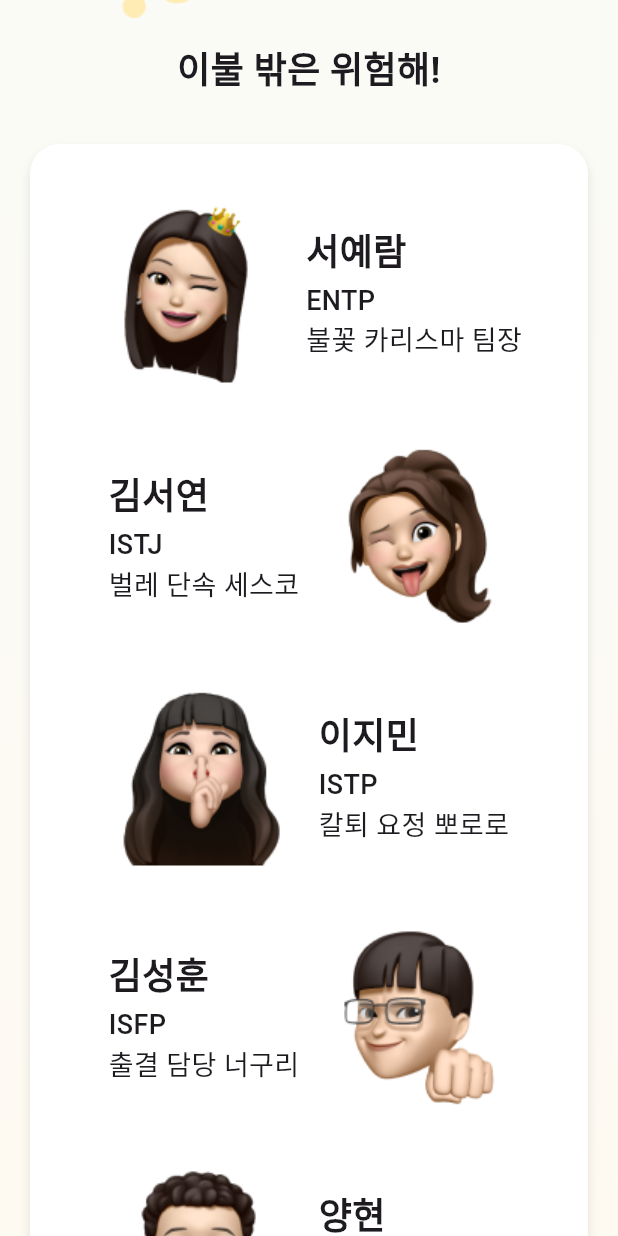
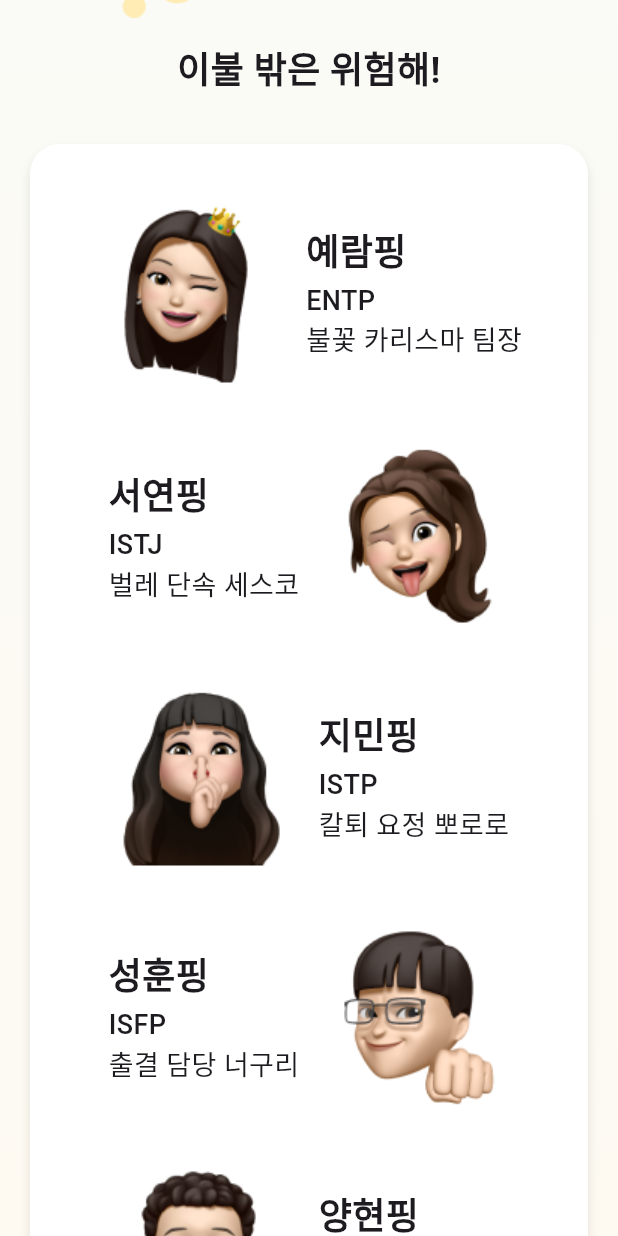
Before and after one commit to dory3142/Flutter-Team2, a Flutter app: the screen it shows after launch, scrolled down 1152 dp, on a phone screen of 412 x 824 dp. Run offline on Flutter 3.47's test engine with Material 3 defaults, Android fonts, the light colour scheme and no system bars; Roboto replaces fonts that are missing (HS유지체, Pretandard); project files that could hold a hidden picture were left out.

Commit message:
팀원 소개 페이지 이름 수정

```diff
--- a/lib/main.dart
+++ b/lib/main.dart
@@ -160,35 +160,35 @@ class TeamIntroduction extends StatelessWidget {
                     children: [
                       MemberRow(
                         imagePath: 'images/ram.png',
-                        name: "서예람",
+                        name: "예람핑",
                         mbti: "ENTP",
                         role: "불꽃 카리스마 팀장",
                         isImageFirst: true,
                       ),
                       MemberRow(
                         imagePath: 'images/yeon.png',
-                        name: "김서연",
+                        name: "서연핑",
                         mbti: "ISTJ",
                         role: "벌레 단속 세스코",
                         isImageFirst: false,
                       ),
                       MemberRow(
                         imagePath: 'images/min.png',
-                        name: "이지민",
+                        name: "지민핑",
                         mbti: "ISTP",
                         role: "칼퇴 요정 뽀로로",
                         isImageFirst: true,
                       ),
                       MemberRow(
                         imagePath: 'images/hoon.png',
-                        name: "김성훈",
+                        name: "성훈핑",
                         mbti: "ISFP",
                         role: "출결 담당 너구리",
                         isImageFirst: false,
                       ),
                       MemberRow(
                         imagePath: 'images/hyeon.png',
-                        name: "양현",
+                        name: "양현핑",
                         mbti: "ISFP",
                         role: "기술 담당 인도인",
                         isImageFirst: true,
```
